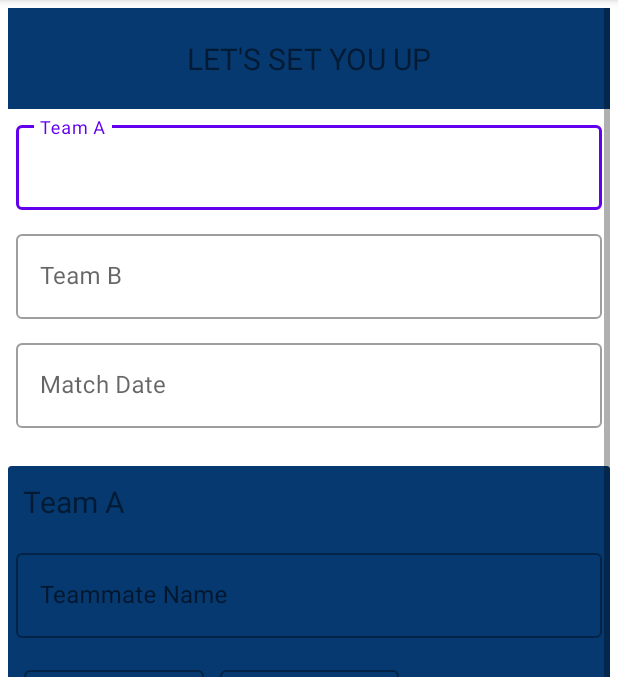
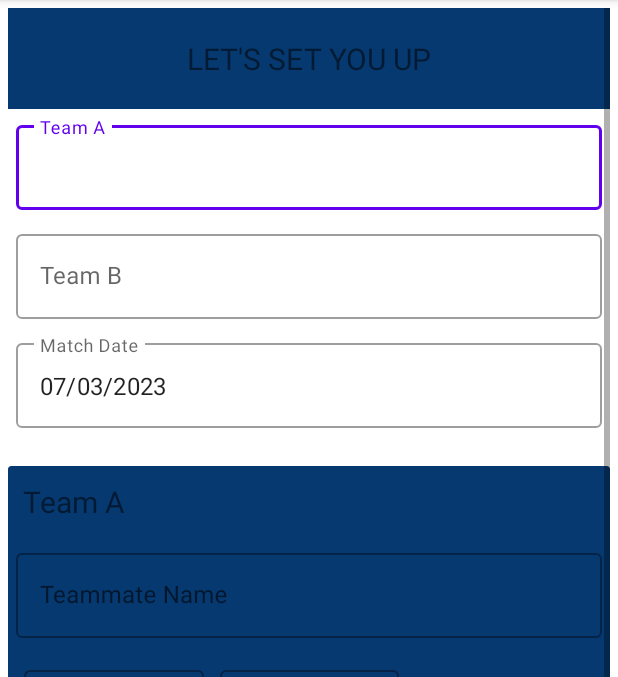
Before and after one commit to DeadshotTech/scorecard, an Android app: the RecordGameActivity screen opened directly, with no data from a screen before it, on a phone screen of 412 x 824 dp, the part 84-761 px from its top. Run offline under Robolectric (Android 15) with nearby library versions, the phone set to English and light mode, and no system bars; our stand-ins replace Firebase (no records; nobody signed in at launch, a user with empty details on screens opened directly).

Commit message:
(Feature) Setup default date for match

```diff
--- a/app/src/main/java/com/deadshot/scorecard/activities/RecordGameActivity.java
+++ b/app/src/main/java/com/deadshot/scorecard/activities/RecordGameActivity.java
@@ -24,7 +24,9 @@ import com.google.firebase.database.DatabaseReference;
 import com.google.firebase.database.FirebaseDatabase;
 import com.google.firebase.database.annotations.Nullable;
 
+import java.text.SimpleDateFormat;
 import java.util.ArrayList;
+import java.util.Calendar;
 import java.util.List;
 
 public class RecordGameActivity extends AppCompatActivity {
@@ -44,9 +46,18 @@ public class RecordGameActivity extends AppCompatActivity {
 
     private void setupViews() {
 
+        setupDefaultValues();
         configureTeamATeammatesRecyclerView();
         configureTeamBTeammatesRecyclerView();
 
+    }
+
+    private void setupDefaultValues() {
+        TextInputEditText matchDate = findViewById(R.id.match_date);
+        Calendar calendar = Calendar.getInstance();
+        SimpleDateFormat dateFormat = new SimpleDateFormat(CommonConstants.DATE_FORMAT);
+        String todayDate = dateFormat.format(calendar.getTime());
+        matchDate.setText(todayDate);
     }
 
     private void configureTeamATeammatesRecyclerView() {
--- a/app/src/main/java/com/deadshot/scorecard/constants/CommonConstants.java
+++ b/app/src/main/java/com/deadshot/scorecard/constants/CommonConstants.java
@@ -44,4 +44,5 @@ public class CommonConstants {
     public static final String WINS_THE_TOSS = "\nWins the toss!";
     public static final String ACTIVE_BATTING_TEAM_FIREBASE_REFERENCE = "activeBattingTeam";
     public static final String ACTIVE_BALLING_TEAM_FIREBASE_REFERENCE = "activeBallingTeam";
+    public static final String DATE_FORMAT = "dd/MM/yyyy";
 }
```
